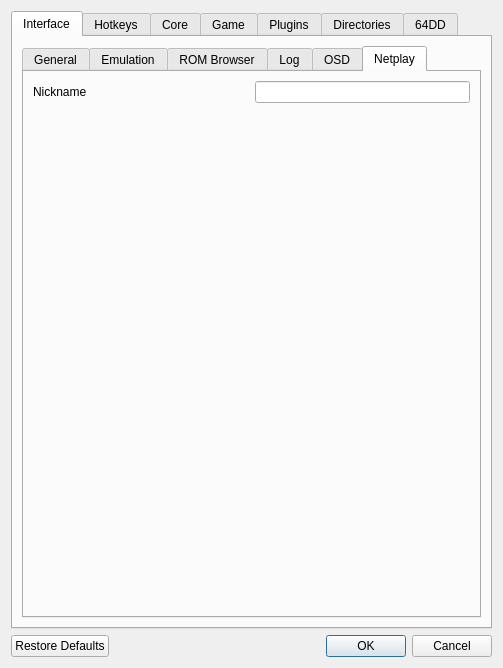
Qt form Source/RMG/UserInterface/Dialog/SettingsDialog.ui (MarioPartyNetplay/Mupen-MPN) before a commit.
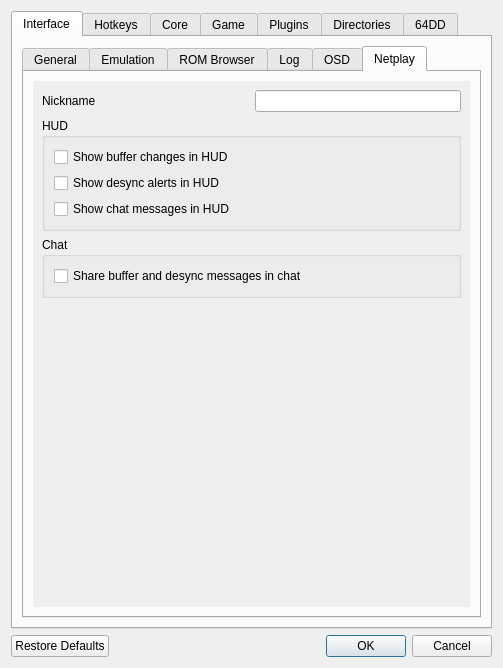
The same form after that commit. The open tabs and pages were chosen to show the change. Icons and pictures are not drawn. Custom widgets are drawn as their Qt base class.

Diff of the .ui file:
```diff
--- a/Source/RMG/UserInterface/Dialog/SettingsDialog.ui
+++ b/Source/RMG/UserInterface/Dialog/SettingsDialog.ui
@@ -631,6 +631,24 @@
               </attribute>
               <layout class="QVBoxLayout" name="verticalLayout_25">
                <item>
+                <widget class="QScrollArea" name="netplayScrollArea">
+                 <property name="frameShape">
+                  <enum>QFrame::Shape::NoFrame</enum>
+                 </property>
+                 <property name="widgetResizable">
+                  <bool>true</bool>
+                 </property>
+                 <widget class="QWidget" name="netplayScrollAreaWidget">
+                  <property name="geometry">
+                   <rect>
+                    <x>0</x>
+                    <y>0</y>
+                    <width>400</width>
+                    <height>300</height>
+                   </rect>
+                  </property>
+                  <layout class="QVBoxLayout" name="verticalLayout_netplayScroll">
+                   <item>
                 <layout class="QHBoxLayout" name="horizontalLayout_18">
                  <item>
                   <widget class="QLabel" name="label_10">
@@ -651,6 +669,52 @@
                  </item>
                 </layout>
                </item>
+                   <item>
+                    <widget class="QGroupBox" name="netplayHudGroupBox">
+                     <property name="title">
+                      <string>HUD</string>
+                     </property>
+                     <layout class="QVBoxLayout" name="verticalLayout_netplayHud">
+                      <item>
+                       <widget class="QCheckBox" name="netplayHudBufferAlertsCheckBox">
+                        <property name="text">
+                         <string>Show buffer changes in HUD</string>
+                        </property>
+                       </widget>
+                      </item>
+                      <item>
+                       <widget class="QCheckBox" name="netplayHudDesyncAlertsCheckBox">
+                        <property name="text">
+                         <string>Show desync alerts in HUD</string>
+                        </property>
+                       </widget>
+                      </item>
+                      <item>
+                       <widget class="QCheckBox" name="netplayHudChatMessagesCheckBox">
+                        <property name="text">
+                         <string>Show chat messages in HUD</string>
+                        </property>
+                       </widget>
+                      </item>
+                     </layout>
+                    </widget>
+                   </item>
+                   <item>
+                    <widget class="QGroupBox" name="netplayChatGroupBox">
+                     <property name="title">
+                      <string>Chat</string>
+                     </property>
+                     <layout class="QVBoxLayout" name="verticalLayout_netplayChat">
+                      <item>
+                       <widget class="QCheckBox" name="netplayShareSystemMessagesCheckBox">
+                        <property name="text">
+                         <string>Share buffer and desync messages in chat</string>
+                        </property>
+                       </widget>
+                      </item>
+                     </layout>
+                    </widget>
+                   </item>
                <item>
                 <spacer name="verticalSpacer_19">
                  <property name="orientation">
@@ -659,10 +723,14 @@
                  <property name="sizeHint" stdset="0">
                   <size>
                    <width>20</width>
-                   <height>435</height>
+                       <height>40</height>
                   </size>
                  </property>
                 </spacer>
+                   </item>
+                  </layout>
+                 </widget>
+                </widget>
                </item>
               </layout>
              </widget>
```
Left out of the diff: 7 changed lines with no effect on the pictures. Lines whose indentation alone changed are shown as unchanged.
